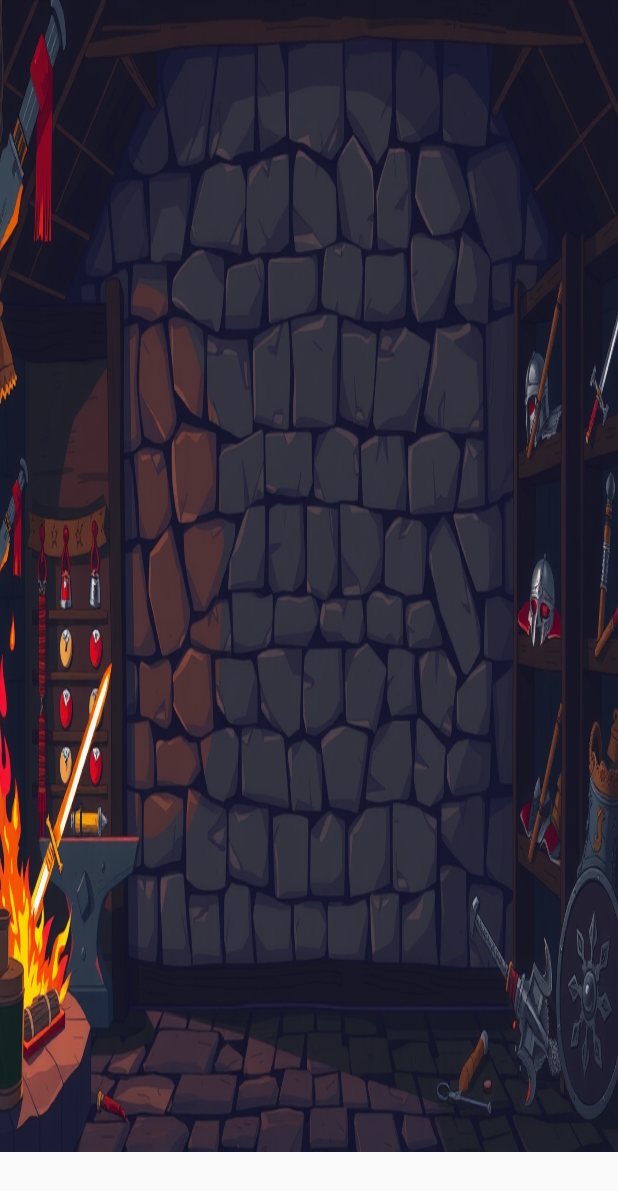
After one commit to ebakc/korGladyatorler, an Android app: the itemActivity screen opened directly, with no data from a screen before it, on a phone screen of 412 x 824 dp. The commit adds this screen. Shown: the top 1191 px of the screen. Run offline under Robolectric (Android 15) with nearby library versions, the phone set to English and light mode, and no system bars.

Commit message:
itemActivity ses ayarlarıyla aynı güncellemelere getirildi

```diff
--- a/app/src/main/AndroidManifest.xml
+++ b/app/src/main/AndroidManifest.xml
@@ -12,9 +12,14 @@
         android:supportsRtl="true"
         android:theme="@style/Theme.KörGladyatörler"
         tools:targetApi="31">
+        <activity
+            android:name=".itemActivity"
+            android:exported="false" />
 
-        <service android:name=".MusicService" android:enabled="true" android:exported="false" />
-
+        <service
+            android:name=".MusicService"
+            android:enabled="true"
+            android:exported="false" />
 
         <activity
             android:name=".zarActivity"
--- /dev/null
+++ b/app/src/main/java/com/example/krgladyatrler/itemActivity.java
@@ -0,0 +1,59 @@
+package com.example.krgladyatrler;
+
+import android.os.Build;
+import android.os.Bundle;
+import android.view.View;
+import android.view.WindowInsets;
+import android.view.WindowInsetsController;
+import android.view.WindowManager;
+
+import androidx.activity.EdgeToEdge;
+import androidx.appcompat.app.AppCompatActivity;
+import androidx.core.graphics.Insets;
+import androidx.core.view.ViewCompat;
+import androidx.core.view.WindowInsetsCompat;
+
+public class itemActivity extends AppCompatActivity {
+
+    @Override
+    protected void onCreate(Bundle savedInstanceState) {
+        super.onCreate(savedInstanceState);
+        EdgeToEdge.enable(this);
+        // Tam ekrana geçiş. (setContentView'dan önce yazılmalı.)
+        getWindow().setFlags(WindowManager.LayoutParams.FLAG_FULLSCREEN,WindowManager.LayoutParams.FLAG_FULLSCREEN);
+        // Navigasyon çubuğunu gizleme fonksiyonunu aktif ediyoruz.
+        hideSystemUI();
+        setContentView(R.layout.activity_item);
+        ViewCompat.setOnApplyWindowInsetsListener(findViewById(R.id.main), (v, insets) -> {
+            Insets systemBars = insets.getInsets(WindowInsetsCompat.Type.systemBars());
+            v.setPadding(systemBars.left, systemBars.top, systemBars.right, systemBars.bottom);
+            return insets;
+        });
+
+
+    }
+
+    // Navigasyon bar gizleme fonksiyonu.
+    private void hideSystemUI() {
+        if (Build.VERSION.SDK_INT >= Build.VERSION_CODES.R) {
+            if (Build.VERSION.SDK_INT >= Build.VERSION_CODES.R) {
+                getWindow().setDecorFitsSystemWindows(false);
+            }
+            WindowInsetsController controller = getWindow().getInsetsController();
+            if (controller != null) {
+                controller.hide(WindowInsets.Type.systemBars());
+                controller.setSystemBarsBehavior(WindowInsetsController.BEHAVIOR_SHOW_TRANSIENT_BARS_BY_SWIPE);
+            }
+        } else {
+            View decorView = getWindow().getDecorView();
+            decorView.setSystemUiVisibility(
+                    View.SYSTEM_UI_FLAG_IMMERSIVE_STICKY
+                            | View.SYSTEM_UI_FLAG_FULLSCREEN
+                            | View.SYSTEM_UI_FLAG_HIDE_NAVIGATION
+                            | View.SYSTEM_UI_FLAG_LAYOUT_STABLE
+                            | View.SYSTEM_UI_FLAG_LAYOUT_HIDE_NAVIGATION
+                            | View.SYSTEM_UI_FLAG_LAYOUT_FULLSCREEN
+            );
+        }
+    }
+}
--- a/app/src/main/java/com/example/krgladyatrler/zarActivity.java
+++ b/app/src/main/java/com/example/krgladyatrler/zarActivity.java
@@ -87,6 +87,8 @@ public class zarActivity extends AppCompatActivity {
             return insets;
         });
 
+
+
         // sesButon tanımlama
         sesButon = findViewById(R.id.sesbutton2);
 
@@ -123,6 +125,13 @@ public class zarActivity extends AppCompatActivity {
                 isAllMuted = false;
                 sesButon.setImageResource(R.drawable.ses); // İlk resim
             }
+        });
+
+        ImageButton baslaButton = findViewById(R.id.devamEtButton); // Butonu tanımladık
+        baslaButton.setOnClickListener(v -> {
+            // Zar activity'ye geçiş yapmak için Intent kullandık
+            Intent intent = new Intent(zarActivity.this, itemActivity.class);
+            startActivity(intent); // Activity geçişini başlattık
         });
     }
 
--- /dev/null
+++ b/app/src/main/res/layout/activity_item.xml
@@ -0,0 +1,29 @@
+<?xml version="1.0" encoding="utf-8"?>
+<androidx.constraintlayout.widget.ConstraintLayout xmlns:android="http://schemas.android.com/apk/res/android"
+    xmlns:app="http://schemas.android.com/apk/res-auto"
+    xmlns:tools="http://schemas.android.com/tools"
+    android:id="@+id/main"
+    android:layout_width="match_parent"
+    android:layout_height="match_parent"
+    tools:context=".zarActivity">
+
+    <androidx.constraintlayout.widget.ConstraintLayout
+        android:layout_width="match_parent"
+        android:layout_height="match_parent">
+
+        <ImageView
+            android:id="@+id/background"
+            android:layout_width="wrap_content"
+            android:layout_height="wrap_content"
+            android:scaleType="fitXY"
+            app:layout_constraintBottom_toBottomOf="parent"
+            app:layout_constraintEnd_toEndOf="parent"
+            app:layout_constraintHorizontal_bias="0.0"
+            app:layout_constraintStart_toStartOf="parent"
+            app:layout_constraintTop_toTopOf="parent"
+            app:layout_constraintVertical_bias="0.0"
+            app:srcCompat="@drawable/itemsecmebackground" />
+
+    </androidx.constraintlayout.widget.ConstraintLayout>
+
+</androidx.constraintlayout.widget.ConstraintLayout>
```
Also changed, not shown: app/src/main/res/drawable/itemsecmebackground.jpg (added), 1 other file.
